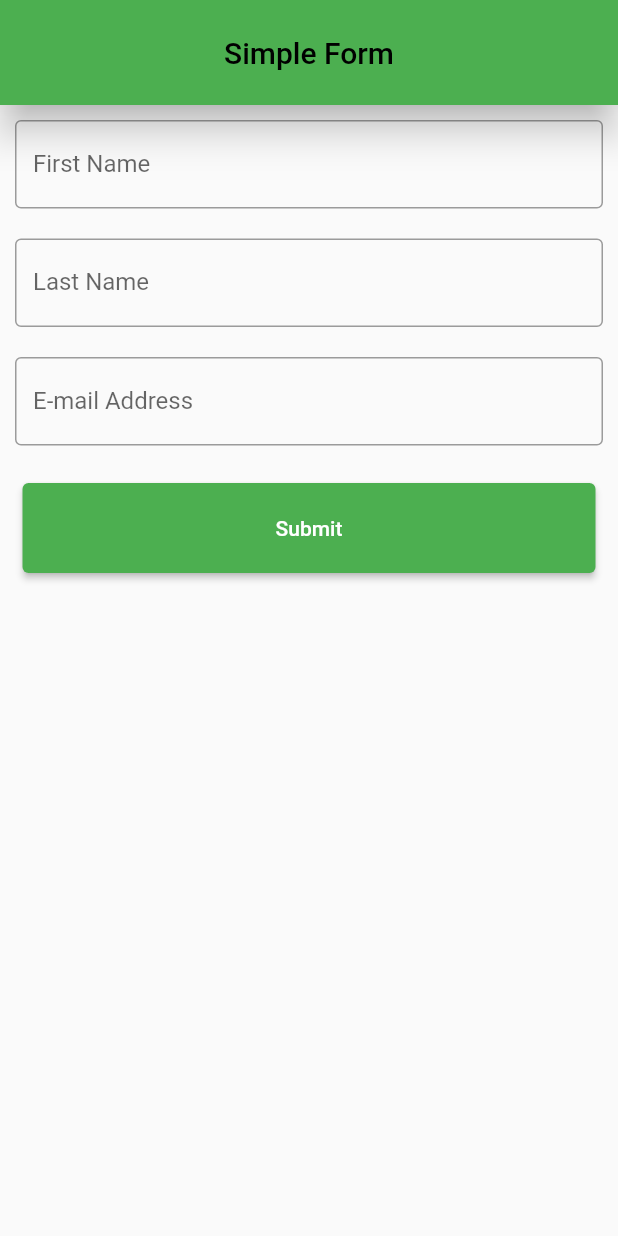
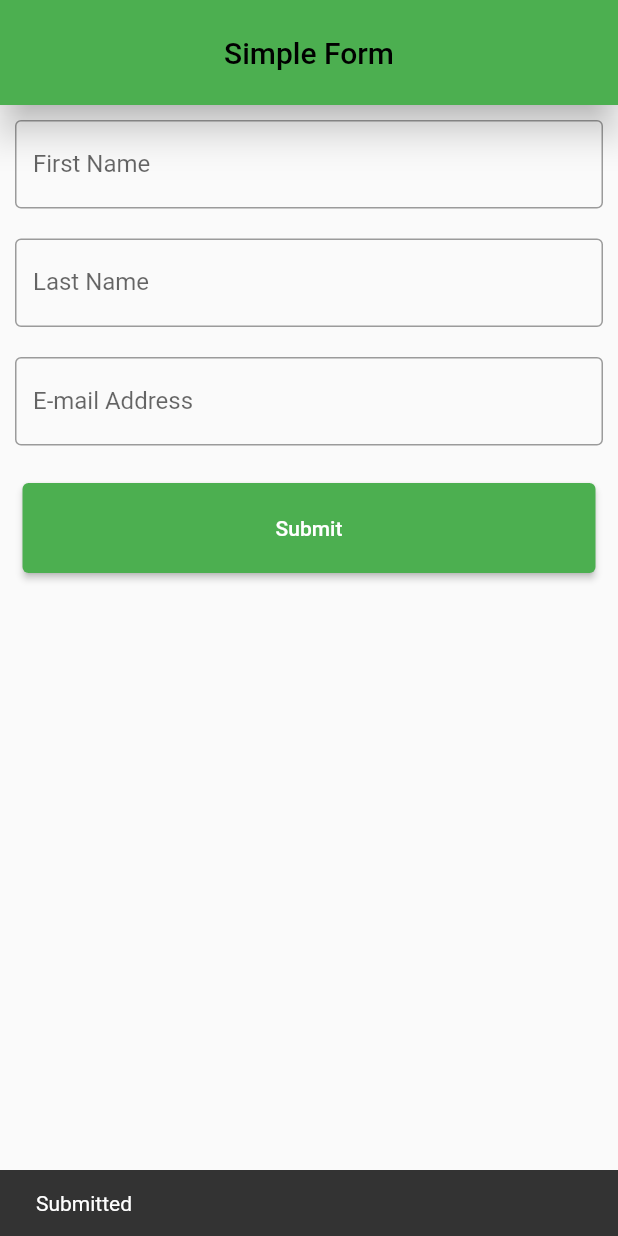
Before and after one commit to Minhaj-Mahim/Simple_Form_by_Flutter, a Flutter app: the screen it shows after launch, after a tap on "Submit", on a phone screen of 412 x 824 dp. Run offline on Flutter 3.47's test engine with Material 2 defaults, Android fonts, the phone set to English and light mode, and no system bars.

Commit message:
Color matched. Appbar and elevated button. updated: MySnakeBar added...

```diff
--- a/lib/main.dart
+++ b/lib/main.dart
@@ -22,6 +22,12 @@ class HomeActivity extends StatelessWidget{
     minimumSize: Size(double.infinity, 60),
     backgroundColor: Colors.green,
   );
+
+  MySnackBar(message,context){
+    return ScaffoldMessenger.of(context).showSnackBar(
+      SnackBar(content: Text(message))
+    );
+  }
 
   @override
   Widget build(BuildContext context) {
@@ -66,7 +72,7 @@ class HomeActivity extends StatelessWidget{
           ),
           Padding(
             padding: const EdgeInsets.all(15),
-            child: ElevatedButton(onPressed: (){},child: Text("Submit"), style: buttonStyle,),
+            child: ElevatedButton(onPressed: (){MySnackBar("Submitted", context);},child: Text("Submit"), style: buttonStyle,),
           ),
         ],
       ),
```
